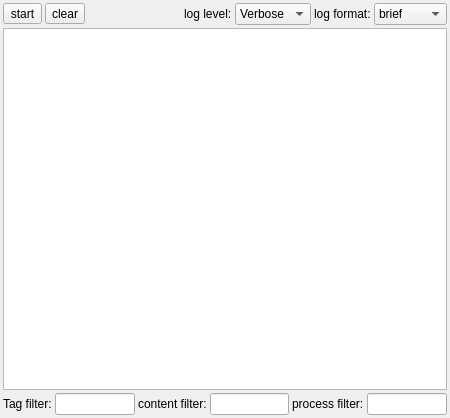
Above: cconsoleform.ui from LeZheng/Canary-Adb before the change. Below: the same form after it.
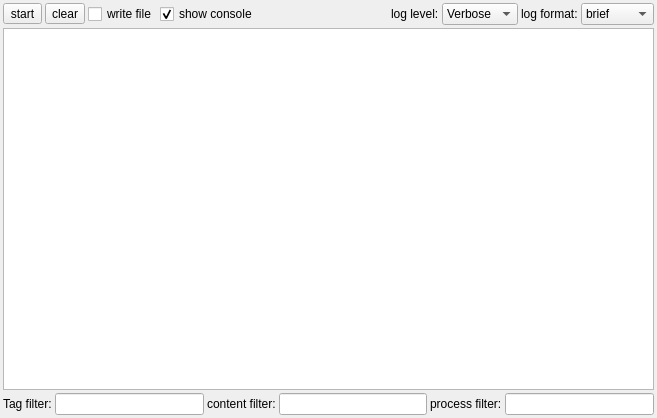
That is the form after the change. Icons and pictures are not drawn.

Commit message: add write file option

What changed in the file:
```diff
--- a/cconsoleform.ui
+++ b/cconsoleform.ui
@@ -6,7 +6,7 @@
    <rect>
     <x>0</x>
     <y>0</y>
-    <width>450</width>
+    <width>657</width>
     <height>418</height>
    </rect>
   </property>
@@ -82,6 +82,23 @@
        </property>
       </widget>
      </item>
+     <item>
+      <widget class="QCheckBox" name="writeFileCheckBox">
+       <property name="text">
+        <string>write file</string>
+       </property>
+      </widget>
+     </item>
+     <item>
+      <widget class="QCheckBox" name="showConsoleCheckBox">
+       <property name="text">
+        <string>show console</string>
+       </property>
+       <property name="checked">
+        <bool>true</bool>
+       </property>
+      </widget>
+     </item>
      <item>
       <spacer name="horizontalSpacer">
        <property name="orientation">
```
The commit also changes 4 other files.
